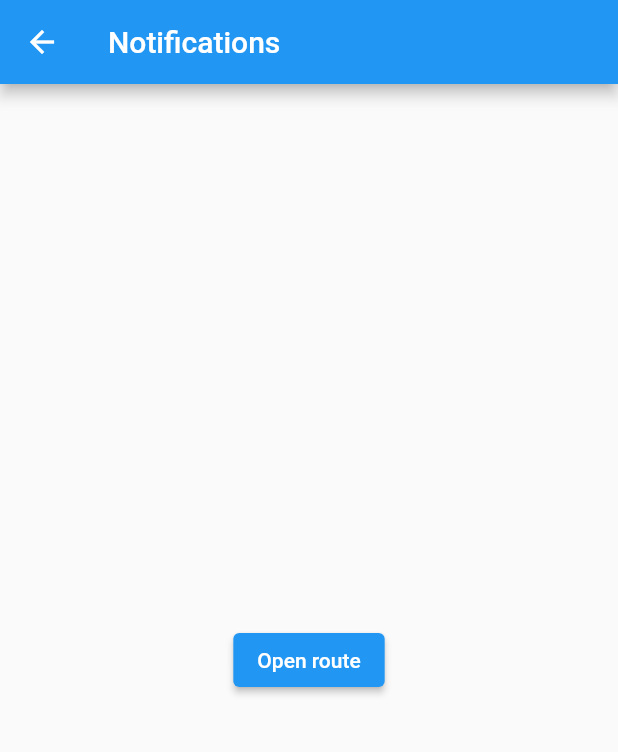
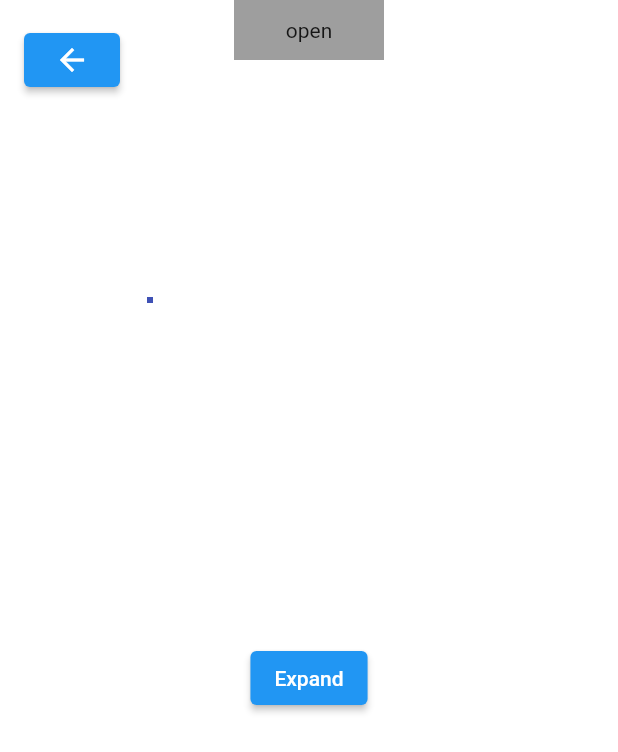
Before and after one commit to overdoz/gaze_and_touch, a Flutter app: the Notifications screen opened directly, on a phone screen of 412 x 824 dp. Shown: the top 752 px of the screen. Run offline on Flutter 3.47's test engine with Material 2 defaults, Android fonts, the phone set to English and light mode, and no system bars; missing offline and left inert: dart:ffi.

Commit message:
add notifications element and react to button action

```diff
--- a/lib/screens/notifications.dart
+++ b/lib/screens/notifications.dart
@@ -1,18 +1,109 @@
 import 'package:flutter/material.dart';
+import '../shapes/painters.dart';
 
-class Notifications extends StatelessWidget {
+
+class Notifications extends StatefulWidget {
+  Notifications({Key key, this.title}) : super(key: key);
+
+  final String title;
+
+  @override
+  _NotificationsState createState() => _NotificationsState();
+}
+
+class _NotificationsState extends State<Notifications> {
+  final GlobalKey backButtonKey = GlobalKey();
+  final _offsets = <Offset>[for (var i = 0; i < 10; i++) Offset(100, 200)];
+
+
+  double height = 40;
+  double width = 100;
+
   @override
   Widget build(BuildContext context) {
-    return Scaffold(
-      appBar: AppBar(
-        title: Text('Notifications'),
-      ),
-      body: Center(
-        child: ElevatedButton(
-          child: Text('Open route'),
-          onPressed: () {
-            Navigator.pop(context);
-          },
+    return Container(
+      color: Colors.white,
+      child: SafeArea(
+        child: WillPopScope(
+          onWillPop: () async => false,
+          child: Stack(
+            children: [
+
+              Scaffold(
+                body: Stack(
+                  children: [
+                    Container(
+                      width: double.infinity, //double.infinity,
+                      height: double.infinity, //double.infinity,
+                      color: Colors.white,
+                      child: CustomPaint(painter: FaceOutlinePainter(_offsets)),
+                    ),
+                    Center(
+                        child: Column(
+                          mainAxisAlignment: MainAxisAlignment.center,
+                          children: [
+                            Stack(
+                              children: [
+                                Row(
+                                  mainAxisAlignment: MainAxisAlignment.center,
+                                  children: [
+                                    AnimatedContainer(
+                                      duration: Duration(milliseconds: 900),
+                                      height: height,
+                                      width: width,
+                                      color: Colors.grey,
+                                      child: Center(child: height != 300 ? Text("open") : Text("Notifications")),
+                                    ),
+                                  ],
+                                ),
+                                Row(
+                                  mainAxisAlignment: MainAxisAlignment.start,
+                                  children: [
+                                    Padding(
+                                        padding: EdgeInsets.all(16.0),
+                                        child: ElevatedButton(
+                                          key: backButtonKey,
+                                          child: Icon(Icons.arrow_back),
+                                          onPressed: () {
+                                            Navigator.of(context).pop();
+                                          },
+                                        )
+                                    )
+
+                                  ],
+                                ),
+                              ],
+                            ),
+                            Flexible(
+                              child: Column(
+                                mainAxisAlignment: MainAxisAlignment.spaceAround,
+                                children: [
+                                  ElevatedButton(
+                                    child: Text('Expand'),
+                                    onPressed: () {
+                                      setState(() {
+                                        if(height == 40) {
+                                          height = 300;
+                                          width = 400;
+                                        } else {
+                                          height = 40;
+                                          width = 100;
+                                        }
+
+                                      });
+                                    },
+                                  )
+                                ],
+                              ),
+                            )
+
+                          ],
+                        )),
+                  ],
+                ),
+              ),
+            ],
+          ),
         ),
       ),
     );
```
